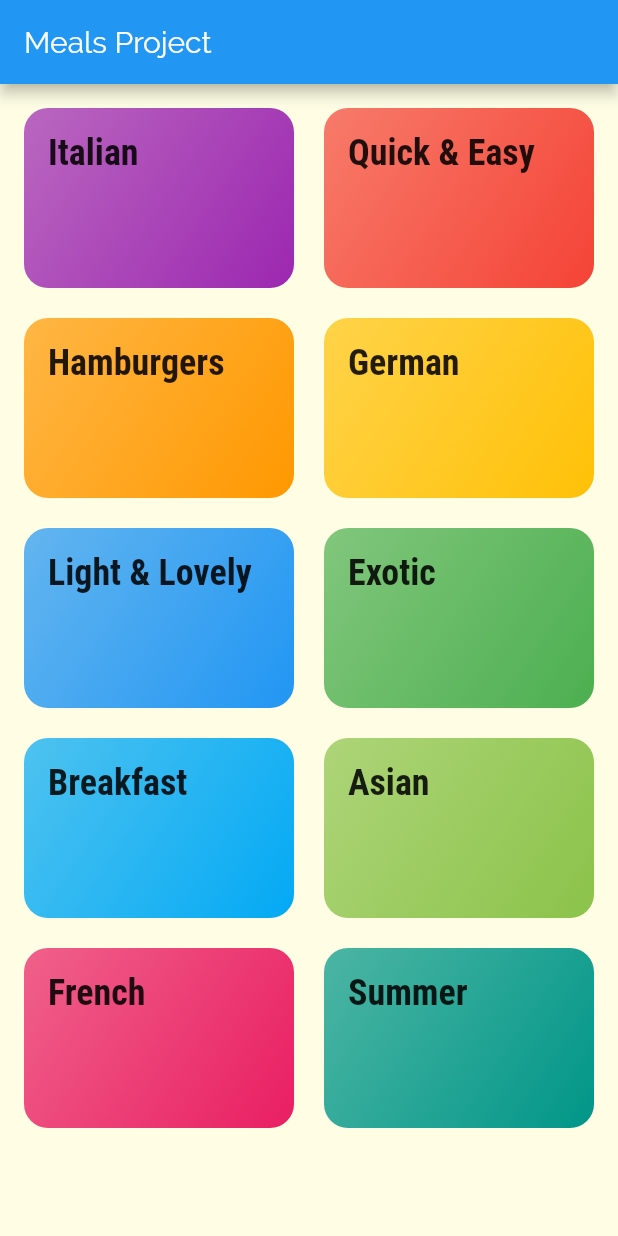
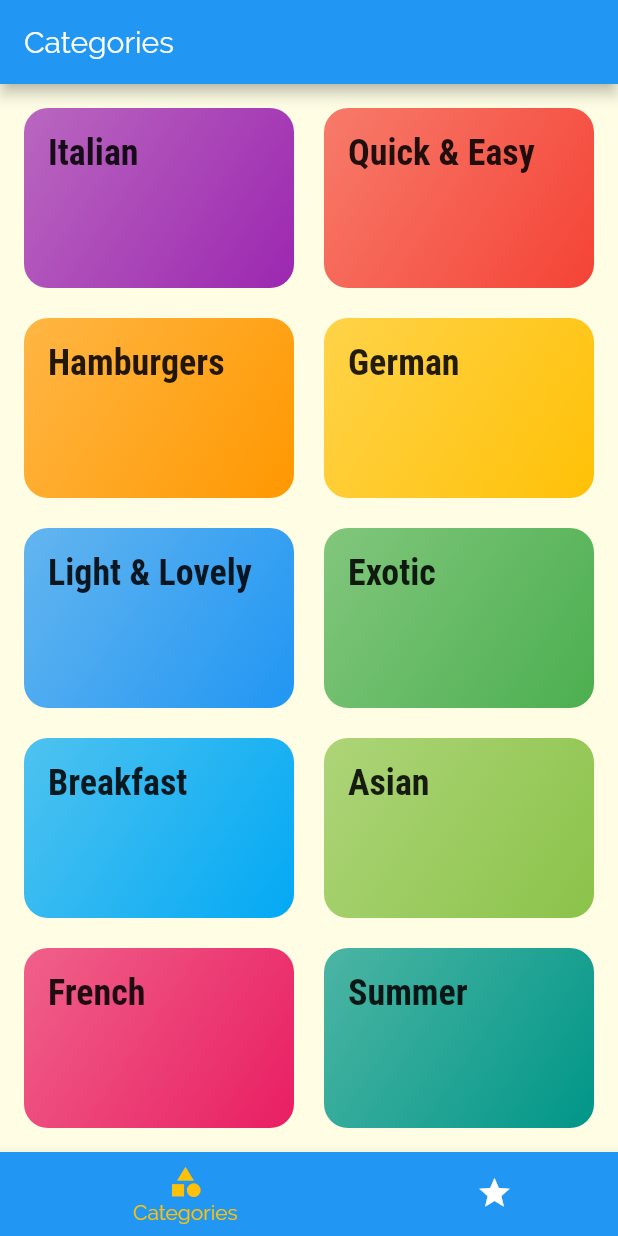
Before and after one commit to ramonilho/flutter-meal-list, a Flutter app: the screen it shows after launch, on a phone screen of 412 x 824 dp. Run offline on Flutter 3.47's test engine with Material 2 defaults, Android fonts, the phone set to English and light mode, and no system bars.

```diff
--- a/lib/categories_screen.dart
+++ /dev/null
@@ -1,34 +0,0 @@
-import 'package:flutter/material.dart';
-import 'package:meals_project/dummy_data.dart';
-
-import './category_item.dart';
-
-class CategoriesScreen extends StatelessWidget {
-  static const routeName = '/';
-
-  @override
-  Widget build(BuildContext context) {
-    return Scaffold(
-      appBar: AppBar(
-        title: Text('Meals Project'),
-      ),
-      body: GridView(
-        padding: EdgeInsets.all(16),
-        children: DUMMY_CATEGORIES
-            .map(
-              (categoryData) => CategoryItem(
-                categoryData.id,
-                categoryData.title,
-                categoryData.color,
-              ),
-            )
-            .toList(),
-        gridDelegate: SliverGridDelegateWithMaxCrossAxisExtent(
-            maxCrossAxisExtent: 200,
-            childAspectRatio: 3 / 2,
-            crossAxisSpacing: 20,
-            mainAxisSpacing: 20),
-      ),
-    );
-  }
-}
--- a/lib/main.dart
+++ b/lib/main.dart
@@ -1,7 +1,9 @@
 import 'package:flutter/material.dart';
+import 'package:meals_project/screens/meal_detail_screen.dart';
 
-import './category_meals_screen.dart';
-import './categories_screen.dart';
+import './screens/tabs_screen.dart';
+import './screens/category_meals_screen.dart';
+import './screens/categories_screen.dart';
 
 void main() => runApp(MyApp());
 
@@ -29,10 +31,15 @@ class MyApp extends StatelessWidget {
                   fontWeight: FontWeight.bold),
             ),
       ),
-      initialRoute: CategoriesScreen.routeName,
+      initialRoute: '/',
       routes: {
-        CategoriesScreen.routeName : (ctx) => CategoriesScreen(),
+        '/' : (ctx) => TabsScreen(),
         CategoryMealsScreen.routeName : (ctx) => CategoryMealsScreen(),
+        MealDetailScreen.routeName : (ctx) => MealDetailScreen(),
+      },
+      onUnknownRoute: (settings) {
+        // Could put some generic page error
+        return MaterialPageRoute(builder: (ctx) => CategoriesScreen());
       },
     );
   }
--- /dev/null
+++ b/lib/screens/categories_screen.dart
@@ -0,0 +1,29 @@
+import 'package:flutter/material.dart';
+import 'package:meals_project/dummy_data.dart';
+
+import '../widgets/category_item.dart';
+
+class CategoriesScreen extends StatelessWidget {
+  static const routeName = '/';
+
+  @override
+  Widget build(BuildContext context) {
+    return GridView(
+      padding: EdgeInsets.all(16),
+      children: DUMMY_CATEGORIES
+          .map(
+            (categoryData) => CategoryItem(
+              categoryData.id,
+              categoryData.title,
+              categoryData.color,
+            ),
+          )
+          .toList(),
+      gridDelegate: SliverGridDelegateWithMaxCrossAxisExtent(
+          maxCrossAxisExtent: 200,
+          childAspectRatio: 3 / 2,
+          crossAxisSpacing: 20,
+          mainAxisSpacing: 20),
+    );
+  }
+}
--- /dev/null
+++ b/lib/screens/tabs_screen.dart
@@ -0,0 +1,60 @@
+import 'package:flutter/material.dart';
+
+import '../screens/favorites_screen.dart';
+import '../screens/categories_screen.dart';
+
+class TabsScreen extends StatefulWidget {
+  @override
+  _TabsScreenState createState() => _TabsScreenState();
+}
+
+class _TabsScreenState extends State<TabsScreen> {
+  final List<Map<String, Object>> _pages = [
+    {
+      'page': CategoriesScreen(),
+      'title': 'Categories',
+    },
+    {
+      'page': FavoritesScreen(),
+      'title': 'Favorites',
+    },
+  ];
+
+  int selectedPageIndex = 0;
+
+  void _selectPage(int index) {
+    setState(() {
+      this.selectedPageIndex = index;
+    });
+  }
+
+  @override
+  Widget build(BuildContext context) {
+    return Scaffold(
+      appBar: AppBar(
+        title: Text(_pages[selectedPageIndex]['title']),
+      ),
+      body: _pages[selectedPageIndex]['page'],
+      bottomNavigationBar: BottomNavigationBar(
+        onTap: _selectPage,
+        backgroundColor: Theme.of(context).primaryColor,
+        selectedItemColor: Theme.of(context).accentColor,
+        unselectedItemColor: Colors.white,
+        currentIndex: selectedPageIndex,
+        type: BottomNavigationBarType.shifting,
+        items: [
+          BottomNavigationBarItem(
+            icon: Icon(Icons.category),
+            title: Text('Categories'),
+            backgroundColor: Theme.of(context).primaryColor,
+          ),
+          BottomNavigationBarItem(
+            icon: Icon(Icons.star),
+            title: Text('Favorites'),
+            backgroundColor: Theme.of(context).primaryColor,
+          ),
+        ],
+      ),
+    );
+  }
+}
--- a/lib/category_item.dart
+++ b/lib/widgets/category_item.dart
@@ -1,5 +1,5 @@
 import 'package:flutter/material.dart';
-import './category_meals_screen.dart';
+import '../screens/category_meals_screen.dart';
 
 class CategoryItem extends StatelessWidget {
   final String id;
```
Also changed, not shown: lib/screens/category_meals_screen.dart (renamed from lib/category_meals_screen.dart, +18 -2 lines), lib/screens/favorites_screen.dart (added, +10 -0 lines), lib/screens/meal_detail_screen.dart (added, +88 -0 lines), lib/widgets/meal_item.dart (added, +145 -0 lines).
